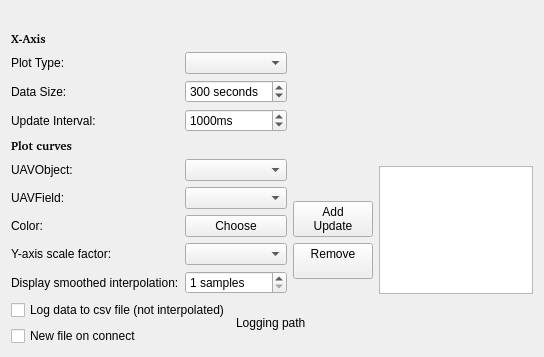
Old version of the form ground/openpilotgcs/src/plugins/scope/scopegadgetoptionspage.ui in the repository openpilot/OpenPilot.
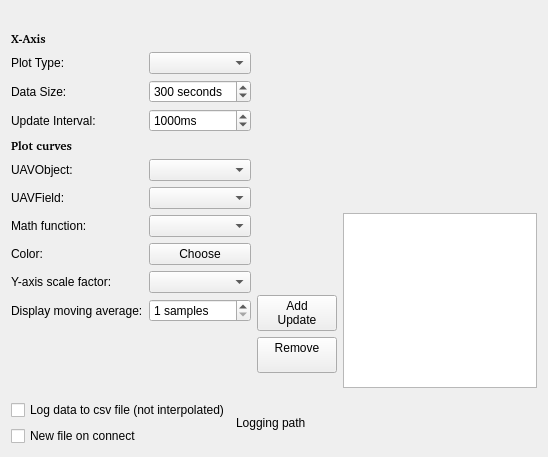
New version of the form. Custom widgets are drawn as their Qt base class.

Commit message: Added Math Functions to the scope. Currently only support standard deviation.

The edit to the form file:
```diff
--- a/ground/openpilotgcs/src/plugins/scope/scopegadgetoptionspage.ui
+++ b/ground/openpilotgcs/src/plugins/scope/scopegadgetoptionspage.ui
@@ -6,8 +6,8 @@
    <rect>
     <x>0</x>
     <y>0</y>
-    <width>544</width>
-    <height>342</height>
+    <width>548</width>
+    <height>457</height>
    </rect>
   </property>
   <property name="windowTitle">
@@ -185,43 +185,43 @@
        <item row="6" column="1">
         <widget class="QComboBox" name="cmbUAVField"/>
        </item>
-       <item row="7" column="0">
+       <item row="8" column="0">
         <widget class="QLabel" name="label_3">
          <property name="text">
           <string>Color:</string>
          </property>
         </widget>
        </item>
-       <item row="7" column="1">
+       <item row="8" column="1">
         <widget class="QPushButton" name="btnColor">
          <property name="text">
           <string>Choose</string>
          </property>
         </widget>
        </item>
-       <item row="8" column="0">
+       <item row="9" column="0">
         <widget class="QLabel" name="label_6">
          <property name="text">
           <string>Y-axis scale factor:</string>
          </property>
         </widget>
        </item>
-       <item row="8" column="1">
+       <item row="9" column="1">
         <widget class="QComboBox" name="cmbScale">
          <property name="editable">
           <bool>false</bool>
          </property>
         </widget>
        </item>
-       <item row="9" column="0">
+       <item row="10" column="0">
         <widget class="QLabel" name="label_10">
          <property name="text">
-          <string>Display smoothed interpolation:</string>
+          <string>Display moving average:</string>
          </property>
         </widget>
        </item>
-       <item row="9" column="1">
-        <widget class="QSpinBox" name="spnInterpolationSamples">
+       <item row="10" column="1">
+        <widget class="QSpinBox" name="spnMeanSamples">
          <property name="suffix">
           <string> samples</string>
          </property>
@@ -239,6 +239,16 @@
          </property>
         </widget>
        </item>
+       <item row="7" column="0">
+        <widget class="QLabel" name="mathFunctionLabel">
+         <property name="text">
+          <string>Math function:</string>
+         </property>
+        </widget>
+       </item>
+       <item row="7" column="1">
+        <widget class="QComboBox" name="mathFunctionComboBox"/>
+       </item>
       </layout>
      </item>
      <item>
```
The commit also changes 9 other files.
